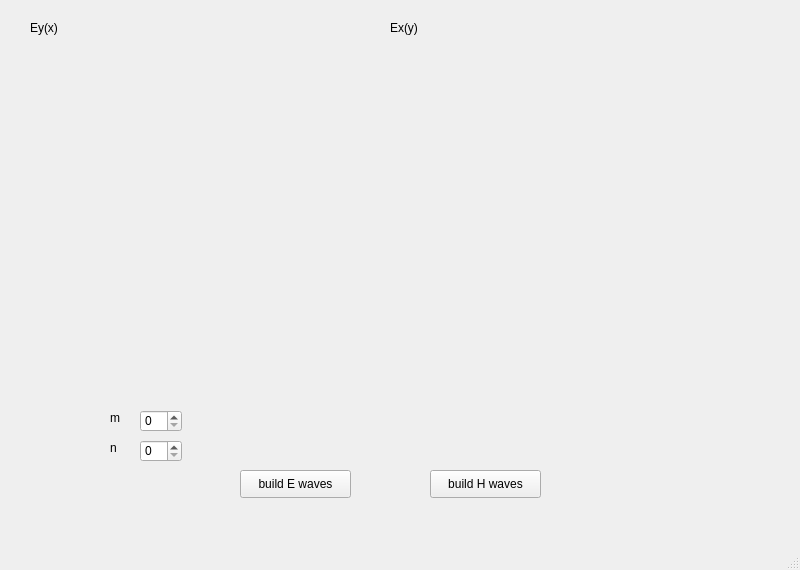
Before: the Qt Designer form mainwindow.ui in rockbeen/Electrodynamics, drawn with Qt 5.
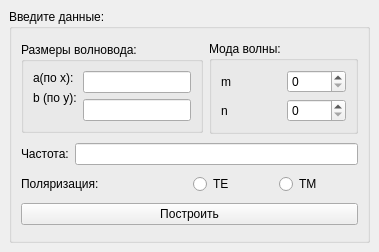
After: the same form once the commit is applied. Custom widgets are drawn as their Qt base class.

Diff of the .ui file:
```diff
--- a/mainwindow.ui
+++ b/mainwindow.ui
@@ -6,159 +6,181 @@
    <rect>
     <x>0</x>
     <y>0</y>
-    <width>800</width>
-    <height>570</height>
+    <width>379</width>
+    <height>252</height>
    </rect>
   </property>
   <property name="windowTitle">
    <string>MainWindow</string>
   </property>
   <widget class="QWidget" name="centralwidget">
-   <widget class="QCustomPlot" name="widget" native="true">
-    <property name="enabled">
-     <bool>true</bool>
-    </property>
-    <property name="geometry">
-     <rect>
-      <x>20</x>
-      <y>60</y>
-      <width>351</width>
-      <height>241</height>
-     </rect>
-    </property>
-   </widget>
-   <widget class="QPushButton" name="pushButton">
-    <property name="geometry">
-     <rect>
-      <x>240</x>
-      <y>470</y>
-      <width>111</width>
-      <height>28</height>
-     </rect>
-    </property>
-    <property name="text">
-     <string>build E waves</string>
-    </property>
-   </widget>
-   <widget class="QCustomPlot" name="widget_2" native="true">
-    <property name="enabled">
-     <bool>true</bool>
-    </property>
-    <property name="geometry">
-     <rect>
-      <x>390</x>
-      <y>60</y>
-      <width>371</width>
-      <height>241</height>
-     </rect>
-    </property>
-   </widget>
-   <widget class="QLabel" name="label">
-    <property name="geometry">
-     <rect>
-      <x>30</x>
-      <y>20</y>
-      <width>55</width>
-      <height>16</height>
-     </rect>
-    </property>
-    <property name="text">
-     <string>Ey(x)</string>
-    </property>
-   </widget>
-   <widget class="QLabel" name="label_2">
-    <property name="geometry">
-     <rect>
-      <x>390</x>
-      <y>20</y>
-      <width>55</width>
-      <height>16</height>
-     </rect>
-    </property>
-    <property name="text">
-     <string>Ex(y)</string>
-    </property>
-   </widget>
-   <widget class="QPushButton" name="pushButton_2">
-    <property name="geometry">
-     <rect>
-      <x>430</x>
-      <y>470</y>
-      <width>111</width>
-      <height>28</height>
-     </rect>
-    </property>
-    <property name="text">
-     <string>build H waves</string>
-    </property>
-   </widget>
-   <widget class="QSpinBox" name="spinBox">
-    <property name="geometry">
-     <rect>
-      <x>140</x>
-      <y>410</y>
-      <width>42</width>
-      <height>22</height>
-     </rect>
-    </property>
-   </widget>
-   <widget class="QSpinBox" name="spinBox_2">
-    <property name="geometry">
-     <rect>
-      <x>140</x>
-      <y>440</y>
-      <width>42</width>
-      <height>22</height>
-     </rect>
-    </property>
-   </widget>
-   <widget class="QLabel" name="label_3">
-    <property name="geometry">
-     <rect>
-      <x>110</x>
-      <y>410</y>
-      <width>31</width>
-      <height>16</height>
-     </rect>
-    </property>
-    <property name="text">
-     <string>m</string>
-    </property>
-   </widget>
-   <widget class="QLabel" name="label_4">
-    <property name="geometry">
-     <rect>
-      <x>110</x>
-      <y>440</y>
-      <width>21</width>
-      <height>16</height>
-     </rect>
-    </property>
-    <property name="text">
-     <string>n</string>
-    </property>
-   </widget>
+   <layout class="QGridLayout" name="gridLayout_6">
+    <item row="0" column="0">
+     <widget class="QGroupBox" name="groupBox">
+      <property name="title">
+       <string>Введите данные:</string>
+      </property>
+      <layout class="QGridLayout" name="gridLayout_5">
+       <item row="0" column="0">
+        <widget class="QGroupBox" name="groupBox_2">
+         <property name="sizePolicy">
+          <sizepolicy hsizetype="Fixed" vsizetype="Fixed">
+           <horstretch>0</horstretch>
+           <verstretch>0</verstretch>
+          </sizepolicy>
+         </property>
+         <property name="title">
+          <string>Размеры волновода:</string>
+         </property>
+         <layout class="QGridLayout" name="gridLayout_2">
+          <item row="0" column="0">
+           <layout class="QFormLayout" name="formLayout">
+            <item row="0" column="0">
+             <widget class="QLabel" name="label_2">
+              <property name="text">
+               <string>a(по x):</string>
+              </property>
+             </widget>
+            </item>
+            <item row="1" column="0">
+             <widget class="QLabel" name="label_3">
+              <property name="text">
+               <string>b (по y):</string>
+              </property>
+             </widget>
+            </item>
+           </layout>
+          </item>
+          <item row="0" column="1">
+           <layout class="QVBoxLayout" name="verticalLayout">
+            <item>
+             <widget class="QLineEdit" name="line_a">
+              <property name="sizePolicy">
+               <sizepolicy hsizetype="Fixed" vsizetype="Fixed">
+                <horstretch>0</horstretch>
+                <verstretch>0</verstretch>
+               </sizepolicy>
+              </property>
+             </widget>
+            </item>
+            <item>
+             <widget class="QLineEdit" name="line_b">
+              <property name="sizePolicy">
+               <sizepolicy hsizetype="Fixed" vsizetype="Fixed">
+                <horstretch>0</horstretch>
+                <verstretch>0</verstretch>
+               </sizepolicy>
+              </property>
+             </widget>
+            </item>
+           </layout>
+          </item>
+         </layout>
+        </widget>
+       </item>
+       <item row="0" column="1">
+        <widget class="QGroupBox" name="groupBox_3">
+         <property name="title">
+          <string>Мода волны:</string>
+         </property>
+         <layout class="QGridLayout" name="gridLayout">
+          <item row="0" column="1">
+           <widget class="QSpinBox" name="spinBox_m"/>
+          </item>
+          <item row="0" column="0">
+           <widget class="QLabel" name="label_6">
+            <property name="text">
+             <string>m</string>
+            </property>
+           </widget>
+          </item>
+          <item row="1" column="0">
+           <widget class="QLabel" name="label_5">
+            <property name="text">
+             <string>n</string>
+            </property>
+           </widget>
+          </item>
+          <item row="1" column="1">
+           <widget class="QSpinBox" name="spinBox_n"/>
+          </item>
+         </layout>
+        </widget>
+       </item>
+       <item row="1" column="0" colspan="2">
+        <layout class="QHBoxLayout" name="horizontalLayout_2">
+         <item>
+          <widget class="QLabel" name="label">
+           <property name="text">
+            <string>Частота:</string>
+           </property>
+          </widget>
+         </item>
+         <item>
+          <widget class="QLineEdit" name="frequency"/>
+         </item>
+        </layout>
+       </item>
+       <item row="2" column="0" colspan="2">
+        <layout class="QGridLayout" name="gridLayout_4">
+         <item row="0" column="0">
+          <widget class="QLabel" name="label_8">
+           <property name="text">
+            <string>Поляризация:</string>
+           </property>
+          </widget>
+         </item>
+         <item row="0" column="1">
+          <layout class="QGridLayout" name="gridLayout_3">
+           <item row="0" column="0">
+            <widget class="QRadioButton" name="radioButton_TE">
+             <property name="sizePolicy">
+              <sizepolicy hsizetype="Minimum" vsizetype="Fixed">
+               <horstretch>0</horstretch>
+               <verstretch>0</verstretch>
+              </sizepolicy>
+             </property>
+             <property name="text">
+              <string>TE</string>
+             </property>
+            </widget>
+           </item>
+           <item row="0" column="1">
+            <widget class="QRadioButton" name="radioButton_TM">
+             <property name="sizePolicy">
+              <sizepolicy hsizetype="Minimum" vsizetype="Fixed">
+               <horstretch>0</horstretch>
+               <verstretch>0</verstretch>
+              </sizepolicy>
+             </property>
+             <property name="text">
+              <string>TM</string>
+             </property>
+            </widget>
+           </item>
+          </layout>
+         </item>
+        </layout>
+       </item>
+       <item row="3" column="0" colspan="2">
+        <widget class="QPushButton" name="pushButton">
+         <property name="sizePolicy">
+          <sizepolicy hsizetype="Minimum" vsizetype="Maximum">
+           <horstretch>0</horstretch>
+           <verstretch>0</verstretch>
+          </sizepolicy>
+         </property>
+         <property name="text">
+          <string>Построить</string>
+         </property>
+        </widget>
+       </item>
+      </layout>
+     </widget>
+    </item>
+   </layout>
   </widget>
-  <widget class="QMenuBar" name="menubar">
-   <property name="geometry">
-    <rect>
-     <x>0</x>
-     <y>0</y>
-     <width>800</width>
-     <height>26</height>
-    </rect>
-   </property>
-  </widget>
-  <widget class="QStatusBar" name="statusbar"/>
  </widget>
- <customwidgets>
-  <customwidget>
-   <class>QCustomPlot</class>
-   <extends>QWidget</extends>
-   <header>qcustomplot.h</header>
-   <container>1</container>
-  </customwidget>
- </customwidgets>
  <resources/>
  <connections/>
 </ui>
```
